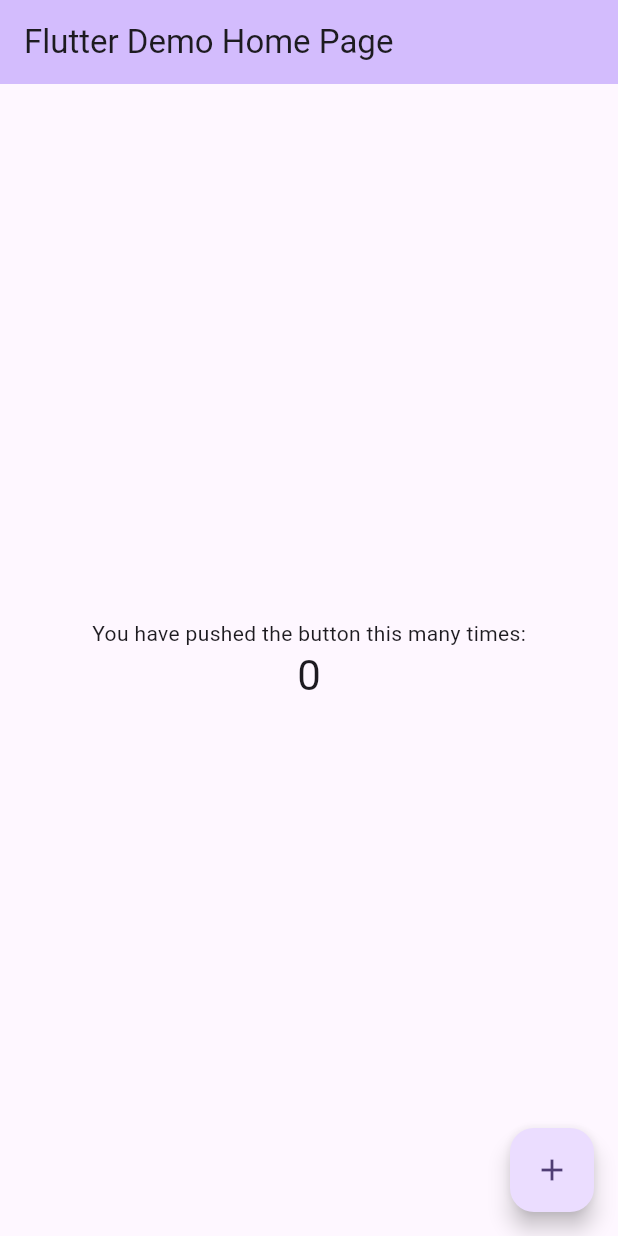
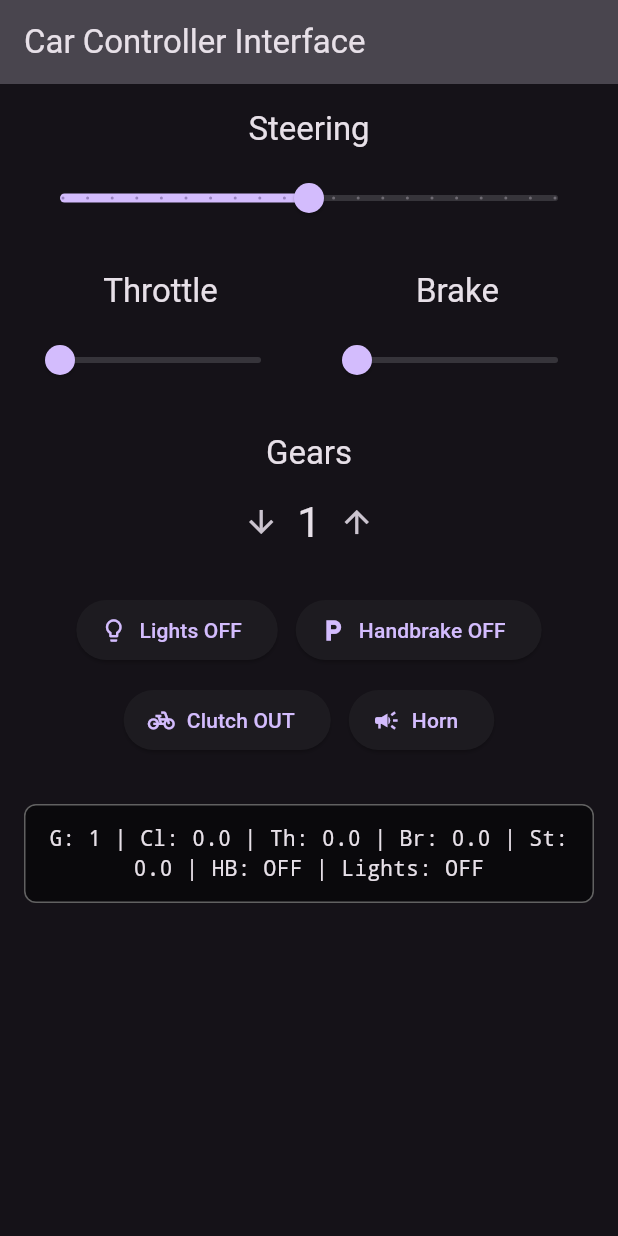
Before and after one commit to could-ai/019a51e7-f3c7-790f-a045-1bf015b1879b, a Flutter app: the screen it shows after launch, on a phone screen of 412 x 824 dp. Run offline on Flutter 3.47's test engine with Material 3 defaults, Android fonts, the phone set to English and light mode, and no system bars.

Commit message:
I have transformed the logic from your C# Unity car controller script into a functional Flutter user interface. The default counter application has been replaced with an interactive car controller dashboard. This new UI manages the state for all primary vehicle controls, including steering, throttle, braking, gear shifting, lights, handbrake, clutch, and a horn. Sliders provide analog control for steering and pedals, while buttons and icons handle binary actions and gear changes. A debug panel at the bottom of the screen displays the real-time state of all controls, mirroring the functionality of the debug text in your original script.

```diff
--- a/usr/lib/main.dart
+++ b/usr/lib/main.dart
@@ -1,4 +1,4 @@
-import 'package:flutter/material.dart';
+import "package:flutter/material.dart";
 
 void main() {
   runApp(const MyApp());
@@ -7,114 +7,232 @@ void main() {
 class MyApp extends StatelessWidget {
   const MyApp({super.key});
 
-  // This widget is the root of your application.
   @override
   Widget build(BuildContext context) {
     return MaterialApp(
-      title: 'Flutter Demo',
+      title: "Flutter Car Controller",
       debugShowCheckedModeBanner: false,
       theme: ThemeData(
-        // This is the theme of your application.
-        //
-        // TRY THIS: Try running your application with "flutter run". You'll see
-        // the application has a purple toolbar. Then, without quitting the app,
-        // try changing the seedColor in the colorScheme below to Colors.green
-        // and then invoke "hot reload" (save your changes or press the "hot
-        // reload" button in a Flutter-supported IDE, or press "r" if you used
-        // the command line to start the app).
-        //
-        // Notice that the counter didn't reset back to zero; the application
-        // state is not lost during the reload. To reset the state, use hot
-        // restart instead.
-        //
-        // This works for code too, not just values: Most code changes can be
-        // tested with just a hot reload.
-        colorScheme: ColorScheme.fromSeed(seedColor: Colors.deepPurple),
+        colorScheme: ColorScheme.fromSeed(seedColor: Colors.deepPurple, brightness: Brightness.dark),
+        useMaterial3: true,
       ),
-      home: const MyHomePage(title: 'Flutter Demo Home Page'),
+      home: const CarControllerScreen(),
     );
   }
 }
 
-class MyHomePage extends StatefulWidget {
-  const MyHomePage({super.key, required this.title});
-
-  // This widget is the home page of your application. It is stateful, meaning
-  // that it has a State object (defined below) that contains fields that affect
-  // how it looks.
-
-  // This class is the configuration for the state. It holds the values (in this
-  // case the title) provided by the parent (in this case the App widget) and
-  // used by the build method of the State. Fields in a Widget subclass are
-  // always marked "final".
-
-  final String title;
+class CarControllerScreen extends StatefulWidget {
+  const CarControllerScreen({super.key});
 
   @override
-  State<MyHomePage> createState() => _MyHomePageState();
+  State<CarControllerScreen> createState() => _CarControllerScreenState();
 }
 
-class _MyHomePageState extends State<MyHomePage> {
-  int _counter = 0;
+class _CarControllerScreenState extends State<CarControllerScreen> {
+  // State variables mirroring the C# script's functionality
+  int _currentGear = 1;
+  final int _maxGears = 6;
+  double _clutchInput = 0.0;
+  double _throttleInput = 0.0;
+  double _brakeInput = 0.0;
+  double _steerInput = 0.0;
+  bool _lightsOn = false;
+  bool _handbrakeOn = false;
 
-  void _incrementCounter() {
+  void _shiftUp() {
     setState(() {
-      // This call to setState tells the Flutter framework that something has
-      // changed in this State, which causes it to rerun the build method below
-      // so that the display can reflect the updated values. If we changed
-      // _counter without calling setState(), then the build method would not be
-      // called again, and so nothing would appear to happen.
-      _counter++;
+      if (_currentGear < _maxGears) {
+        _currentGear++;
+      }
     });
+  }
+
+  void _shiftDown() {
+    setState(() {
+      if (_currentGear > 1) {
+        _currentGear--;
+      }
+    });
+  }
+
+  void _honkHorn() {
+    // In a real app, this would play a sound.
+    // For this UI demo, we can show a snackbar.
+    ScaffoldMessenger.of(context).showSnackBar(
+      const SnackBar(
+        content: Text("HONK! HONK!"),
+        duration: Duration(seconds: 1),
+      ),
+    );
   }
 
   @override
   Widget build(BuildContext context) {
-    // This method is rerun every time setState is called, for instance as done
-    // by the _incrementCounter method above.
-    //
-    // The Flutter framework has been optimized to make rerunning build methods
-    // fast, so that you can just rebuild anything that needs updating rather
-    // than having to individually change instances of widgets.
     return Scaffold(
       appBar: AppBar(
-        // TRY THIS: Try changing the color here to a specific color (to
-        // Colors.amber, perhaps?) and trigger a hot reload to see the AppBar
-        // change color while the other colors stay the same.
-        backgroundColor: Theme.of(context).colorScheme.inversePrimary,
-        // Here we take the value from the MyHomePage object that was created by
-        // the App.build method, and use it to set our appbar title.
-        title: Text(widget.title),
+        title: const Text("Car Controller Interface"),
+        backgroundColor: Theme.of(context).colorScheme.surfaceVariant,
       ),
-      body: Center(
-        // Center is a layout widget. It takes a single child and positions it
-        // in the middle of the parent.
+      body: SingleChildScrollView(
+        padding: const EdgeInsets.all(16.0),
         child: Column(
-          // Column is also a layout widget. It takes a list of children and
-          // arranges them vertically. By default, it sizes itself to fit its
-          // children horizontally, and tries to be as tall as its parent.
-          //
-          // Column has various properties to control how it sizes itself and
-          // how it positions its children. Here we use mainAxisAlignment to
-          // center the children vertically; the main axis here is the vertical
-          // axis because Columns are vertical (the cross axis would be
-          // horizontal).
-          //
-          // TRY THIS: Invoke "debug painting" (choose the "Toggle Debug Paint"
-          // action in the IDE, or press "p" in the console), to see the
-          // wireframe for each widget.
-          mainAxisAlignment: MainAxisAlignment.center,
-          children: <Widget>[
-            const Text('You have pushed the button this many times:'),
-            Text('$_counter', style: Theme.of(context).textTheme.headlineMedium),
+          crossAxisAlignment: CrossAxisAlignment.stretch,
+          children: [
+            // Steering
+            _buildControlSection(
+              "Steering",
+              Slider(
+                value: _steerInput,
+                min: -1.0,
+                max: 1.0,
+                divisions: 20,
+                label: _steerInput.toStringAsFixed(1),
+                onChanged: (value) {
+                  setState(() {
+                    _steerInput = value;
+                  });
+                },
+              ),
+            ),
+            const SizedBox(height: 24),
+
+            // Pedals
+            Row(
+              mainAxisAlignment: MainAxisAlignment.spaceAround,
+              children: [
+                Expanded(
+                  child: _buildControlSection(
+                    "Throttle",
+                    Slider(
+                      value: _throttleInput,
+                      min: 0.0,
+                      max: 1.0,
+                      onChanged: (value) {
+                        setState(() {
+                          _throttleInput = value;
+                        });
+                      },
+                    ),
+                  ),
+                ),
+                const SizedBox(width: 16),
+                Expanded(
+                  child: _buildControlSection(
+                    "Brake",
+                    Slider(
+                      value: _brakeInput,
+                      min: 0.0,
+                      max: 1.0,
+                      onChanged: (value) {
+                        setState(() {
+                          _brakeInput = value;
+                        });
+                      },
+                    ),
+                  ),
+                ),
+              ],
+            ),
+            const SizedBox(height: 24),
+
+            // Gears
+            _buildControlSection(
+              "Gears",
+              Row(
+                mainAxisAlignment: MainAxisAlignment.center,
+                children: [
+                  IconButton(icon: const Icon(Icons.arrow_downward), onPressed: _shiftDown),
+                  Text("$_currentGear", style: Theme.of(context).textTheme.headlineMedium),
+                  IconButton(icon: const Icon(Icons.arrow_upward), onPressed: _shiftUp),
+                ],
+              ),
+            ),
+            const SizedBox(height: 24),
+
+            // Action Buttons
+            Wrap(
+              spacing: 12.0,
+              runSpacing: 12.0,
+              alignment: WrapAlignment.center,
+              children: [
+                ElevatedButton.icon(
+                  icon: Icon(_lightsOn ? Icons.lightbulb : Icons.lightbulb_outline),
+                  label: Text(_lightsOn ? "Lights ON" : "Lights OFF"),
+                  onPressed: () => setState(() => _lightsOn = !_lightsOn),
+                  style: ElevatedButton.styleFrom(
+                    backgroundColor: _lightsOn ? Colors.yellow.shade700 : null,
+                    foregroundColor: _lightsOn ? Colors.black : null,
+                  ),
+                ),
+                ElevatedButton.icon(
+                  icon: const Icon(Icons.local_parking),
+                  label: Text(_handbrakeOn ? "Handbrake ON" : "Handbrake OFF"),
+                  onPressed: () => setState(() => _handbrakeOn = !_handbrakeOn),
+                   style: ElevatedButton.styleFrom(
+                    backgroundColor: _handbrakeOn ? Colors.red.shade700 : null,
+                  ),
+                ),
+                 ElevatedButton.icon(
+                  icon: const Icon(Icons.pedal_bike), // No great clutch icon
+                  label: Text(_clutchInput > 0 ? "Clutch IN" : "Clutch OUT"),
+                  onPressed: () => setState(() => _clutchInput = _clutchInput > 0 ? 0.0 : 1.0),
+                   style: ElevatedButton.styleFrom(
+                    backgroundColor: _clutchInput > 0 ? Colors.blue.shade700 : null,
+                  ),
+                ),
+                ElevatedButton.icon(
+                  icon: const Icon(Icons.campaign),
+                  label: const Text("Horn"),
+                  onPressed: _honkHorn,
+                ),
+              ],
+            ),
+            const SizedBox(height: 32),
+
+            // Debug Display
+            _buildDebugDisplay(),
           ],
         ),
       ),
-      floatingActionButton: FloatingActionButton(
-        onPressed: _incrementCounter,
-        tooltip: 'Increment',
-        child: const Icon(Icons.add),
-      ), // This trailing comma makes auto-formatting nicer for build methods.
+    );
+  }
+
+  Widget _buildControlSection(String title, Widget control) {
+    return Column(
+      children: [
+        Text(title, style: Theme.of(context).textTheme.titleLarge),
+        const SizedBox(height: 8),
+        control,
+      ],
+    );
+  }
+
+  Widget _buildDebugDisplay() {
+    final debugStyle = Theme.of(context).textTheme.bodyMedium?.copyWith(fontFamily: "monospace");
+    String handbrakeStatus = _handbrakeOn ? "ON" : "OFF";
+    String lightsStatus = _lightsOn ? "ON" : "OFF";
+
+    String debugString =
+        "G: $_currentGear | "
+        "Cl: ${_clutchInput.toStringAsFixed(1)} | "
+        "Th: ${_throttleInput.toStringAsFixed(1)} | "
+        "Br: ${_brakeInput.toStringAsFixed(1)} | "
+        "St: ${_steerInput.toStringAsFixed(1)} | "
+        "HB: $handbrakeStatus | "
+        "Lights: $lightsStatus";
+
+    return Container(
+      padding: const EdgeInsets.all(12.0),
+      decoration: BoxDecoration(
+        color: Colors.black.withOpacity(0.5),
+        borderRadius: BorderRadius.circular(8.0),
+        border: Border.all(color: Colors.grey.shade700),
+      ),
+      child: Text(
+        debugString,
+        style: debugStyle,
+        textAlign: TextAlign.center,
+      ),
     );
   }
 }
```
